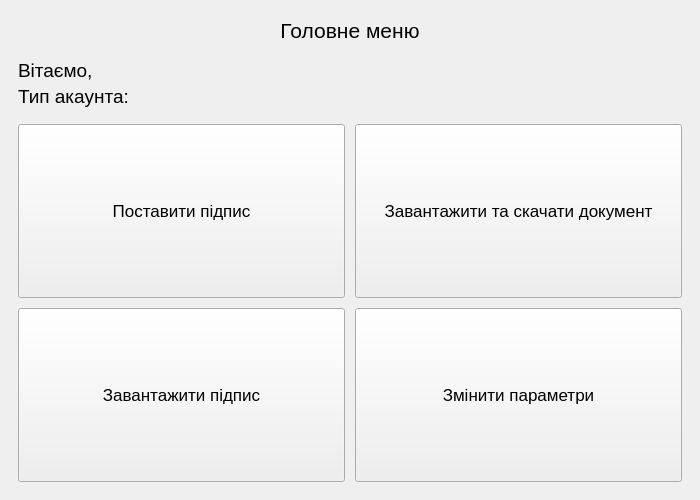
This is mainwindow.ui in ShevaMed/DocManage as Qt 5 draws it before an edit. The edited form follows.
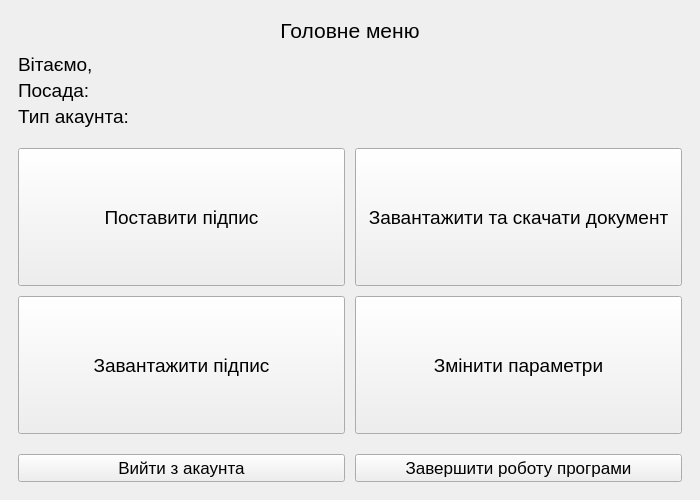
This is the edited form. The open tabs and pages were chosen to show the change.

Patch:
```diff
--- a/mainwindow.ui
+++ b/mainwindow.ui
@@ -14,8 +14,8 @@
    <string>MainWindow</string>
   </property>
   <widget class="QWidget" name="centralwidget">
-   <layout class="QGridLayout" name="gridLayout_2">
-    <item row="0" column="0">
+   <layout class="QVBoxLayout" name="verticalLayout_4">
+    <item>
      <widget class="QStackedWidget" name="stackedWidget">
       <property name="currentIndex">
        <number>1</number>
@@ -444,7 +444,7 @@
       <widget class="QWidget" name="menuPage">
        <layout class="QVBoxLayout" name="verticalLayout_3">
         <property name="spacing">
-         <number>16</number>
+         <number>10</number>
         </property>
         <item>
          <widget class="QLabel" name="label_13">
@@ -493,6 +493,18 @@
             </property>
            </widget>
           </item>
+          <item>
+           <widget class="QLabel" name="menuJobTitleLabel">
+            <property name="font">
+             <font>
+              <pointsize>14</pointsize>
+             </font>
+            </property>
+            <property name="text">
+             <string>Посада: </string>
+            </property>
+           </widget>
+          </item>
           <item>
            <widget class="QLabel" name="menuTypeAccLabel">
             <property name="font">
@@ -507,6 +519,22 @@
           </item>
          </layout>
         </item>
+        <item>
+         <spacer name="verticalSpacer_4">
+          <property name="orientation">
+           <enum>Qt::Vertical</enum>
+          </property>
+          <property name="sizeType">
+           <enum>QSizePolicy::Fixed</enum>
+          </property>
+          <property name="sizeHint" stdset="0">
+           <size>
+            <width>20</width>
+            <height>10</height>
+           </size>
+          </property>
+         </spacer>
+        </item>
         <item>
          <layout class="QGridLayout" name="gridLayout_5">
           <property name="spacing">
@@ -522,7 +550,7 @@
             </property>
             <property name="font">
              <font>
-              <pointsize>13</pointsize>
+              <pointsize>14</pointsize>
              </font>
             </property>
             <property name="text">
@@ -540,7 +568,7 @@
             </property>
             <property name="font">
              <font>
-              <pointsize>13</pointsize>
+              <pointsize>14</pointsize>
              </font>
             </property>
             <property name="text">
@@ -558,7 +586,7 @@
             </property>
             <property name="font">
              <font>
-              <pointsize>13</pointsize>
+              <pointsize>14</pointsize>
              </font>
             </property>
             <property name="text">
@@ -576,7 +604,7 @@
             </property>
             <property name="font">
              <font>
-              <pointsize>13</pointsize>
+              <pointsize>14</pointsize>
              </font>
             </property>
             <property name="text">
@@ -586,6 +614,65 @@
           </item>
          </layout>
         </item>
+        <item>
+         <spacer name="verticalSpacer_2">
+          <property name="orientation">
+           <enum>Qt::Vertical</enum>
+          </property>
+          <property name="sizeType">
+           <enum>QSizePolicy::Fixed</enum>
+          </property>
+          <property name="sizeHint" stdset="0">
+           <size>
+            <width>20</width>
+            <height>10</height>
+           </size>
+          </property>
+         </spacer>
+        </item>
+        <item>
+         <layout class="QHBoxLayout" name="horizontalLayout">
+          <property name="spacing">
+           <number>10</number>
+          </property>
+          <item>
+           <widget class="QPushButton" name="logoutButton">
+            <property name="sizePolicy">
+             <sizepolicy hsizetype="Minimum" vsizetype="Preferred">
+              <horstretch>0</horstretch>
+              <verstretch>0</verstretch>
+             </sizepolicy>
+            </property>
+            <property name="font">
+             <font>
+              <pointsize>13</pointsize>
+             </font>
+            </property>
+            <property name="text">
+             <string>Вийти з акаунта</string>
+            </property>
+           </widget>
+          </item>
+          <item>
+           <widget class="QPushButton" name="menuExitButton">
+            <property name="sizePolicy">
+             <sizepolicy hsizetype="Minimum" vsizetype="Preferred">
+              <horstretch>0</horstretch>
+              <verstretch>0</verstretch>
+             </sizepolicy>
+            </property>
+            <property name="font">
+             <font>
+              <pointsize>13</pointsize>
+             </font>
+            </property>
+            <property name="text">
+             <string>Завершити роботу програми</string>
+            </property>
+           </widget>
+          </item>
+         </layout>
+        </item>
        </layout>
       </widget>
      </widget>
```
Left out of the diff: 163 changed lines with no effect on the pictures.
